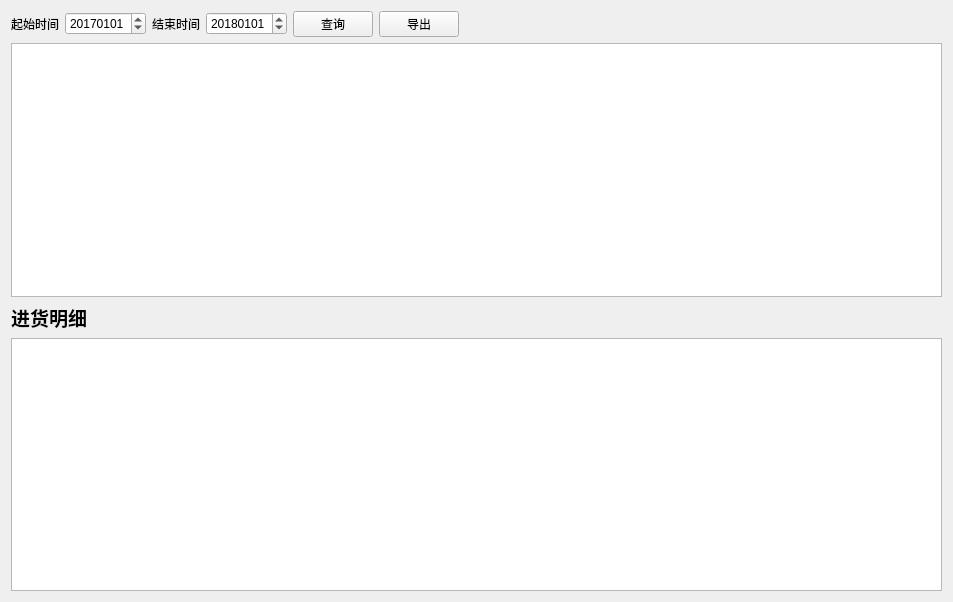
zgj0607/Py-store, file View/buy/ui/ui_buy_monitor.ui: the form before one commit.
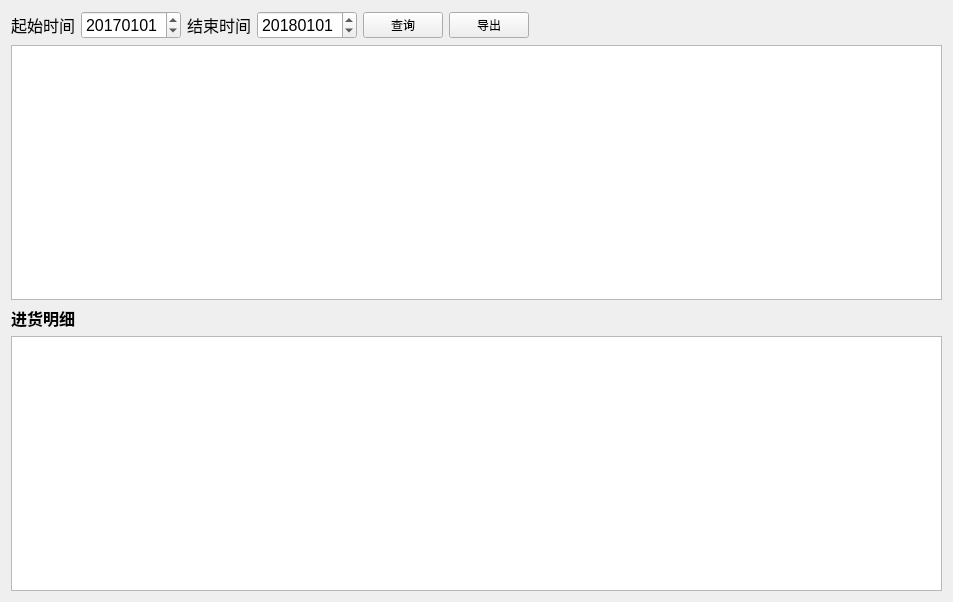
The form after the commit.

```diff
--- a/View/buy/ui/ui_buy_monitor.ui
+++ b/View/buy/ui/ui_buy_monitor.ui
@@ -18,6 +18,11 @@
     <layout class="QHBoxLayout" name="horizontalLayout">
      <item>
       <widget class="QLabel" name="label">
+       <property name="font">
+        <font>
+         <pointsize>12</pointsize>
+        </font>
+       </property>
        <property name="text">
         <string>起始时间</string>
        </property>
@@ -25,6 +30,11 @@
      </item>
      <item>
       <widget class="QDateEdit" name="start_date">
+       <property name="font">
+        <font>
+         <pointsize>12</pointsize>
+        </font>
+       </property>
        <property name="dateTime">
         <datetime>
          <hour>0</hour>
@@ -42,6 +52,11 @@
      </item>
      <item>
       <widget class="QLabel" name="label_2">
+       <property name="font">
+        <font>
+         <pointsize>12</pointsize>
+        </font>
+       </property>
        <property name="text">
         <string>结束时间</string>
        </property>
@@ -49,6 +64,11 @@
      </item>
      <item>
       <widget class="QDateEdit" name="end_date">
+       <property name="font">
+        <font>
+         <pointsize>12</pointsize>
+        </font>
+       </property>
        <property name="dateTime">
         <datetime>
          <hour>0</hour>
@@ -115,7 +135,7 @@
       <widget class="QLabel" name="label_3">
        <property name="font">
         <font>
-         <pointsize>14</pointsize>
+         <pointsize>12</pointsize>
          <weight>75</weight>
          <bold>true</bold>
         </font>
```
